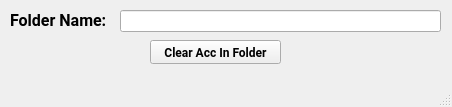
Obscurely/PyPassMan, file PyPassManGUI/window_ui_files/ClearAccInFolderWindow.ui: the form before one commit.
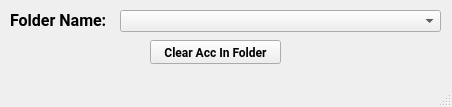
The form after the commit.

Commit message: Add combo boxes for selecting folders and others.

The edit to the form file:
```diff
--- a/PyPassManGUI/window_ui_files/ClearAccInFolderWindow.ui
+++ b/PyPassManGUI/window_ui_files/ClearAccInFolderWindow.ui
@@ -19,22 +19,6 @@
    <string>Clear Acc In Folder</string>
   </property>
   <widget class="QWidget" name="centralwidget">
-   <widget class="QLineEdit" name="FolderNameInput">
-    <property name="geometry">
-     <rect>
-      <x>120</x>
-      <y>10</y>
-      <width>321</width>
-      <height>22</height>
-     </rect>
-    </property>
-    <property name="font">
-     <font>
-      <family>Roboto</family>
-      <pointsize>12</pointsize>
-     </font>
-    </property>
-   </widget>
    <widget class="QPushButton" name="bClearAccInFolder">
     <property name="geometry">
      <rect>
@@ -77,6 +61,16 @@
      <string>Folder Name:</string>
     </property>
    </widget>
+   <widget class="QComboBox" name="cbFolders">
+    <property name="geometry">
+     <rect>
+      <x>120</x>
+      <y>10</y>
+      <width>321</width>
+      <height>22</height>
+     </rect>
+    </property>
+   </widget>
   </widget>
   <widget class="QMenuBar" name="menubar">
    <property name="geometry">
```
The commit also changes 13 other files.
